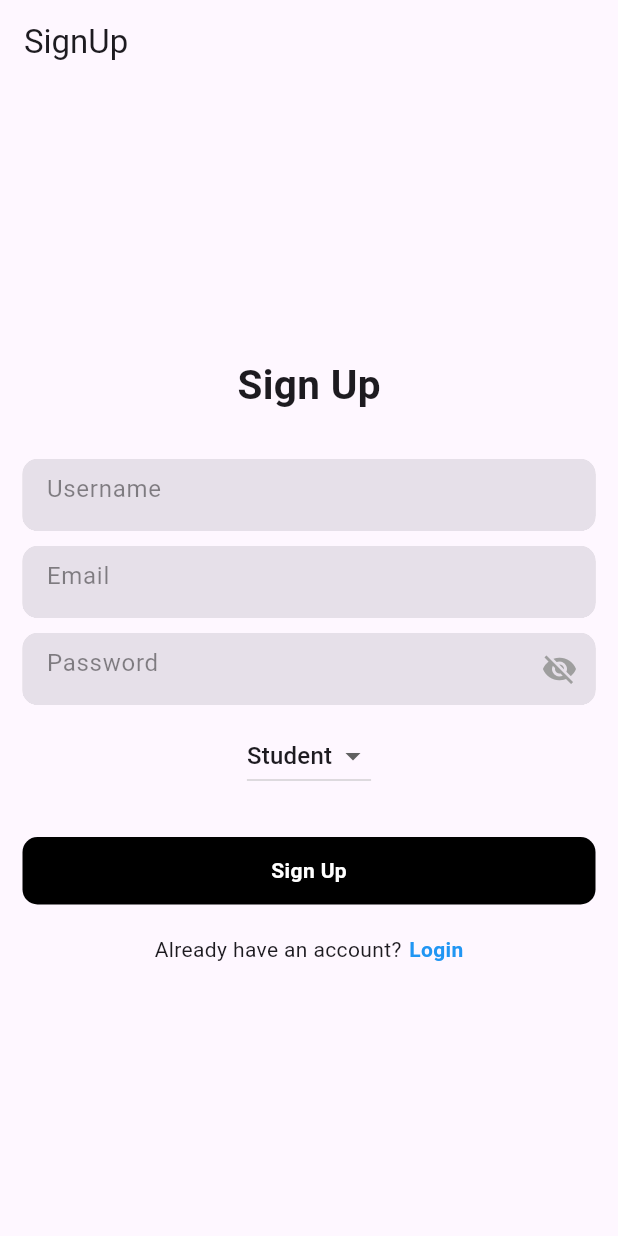
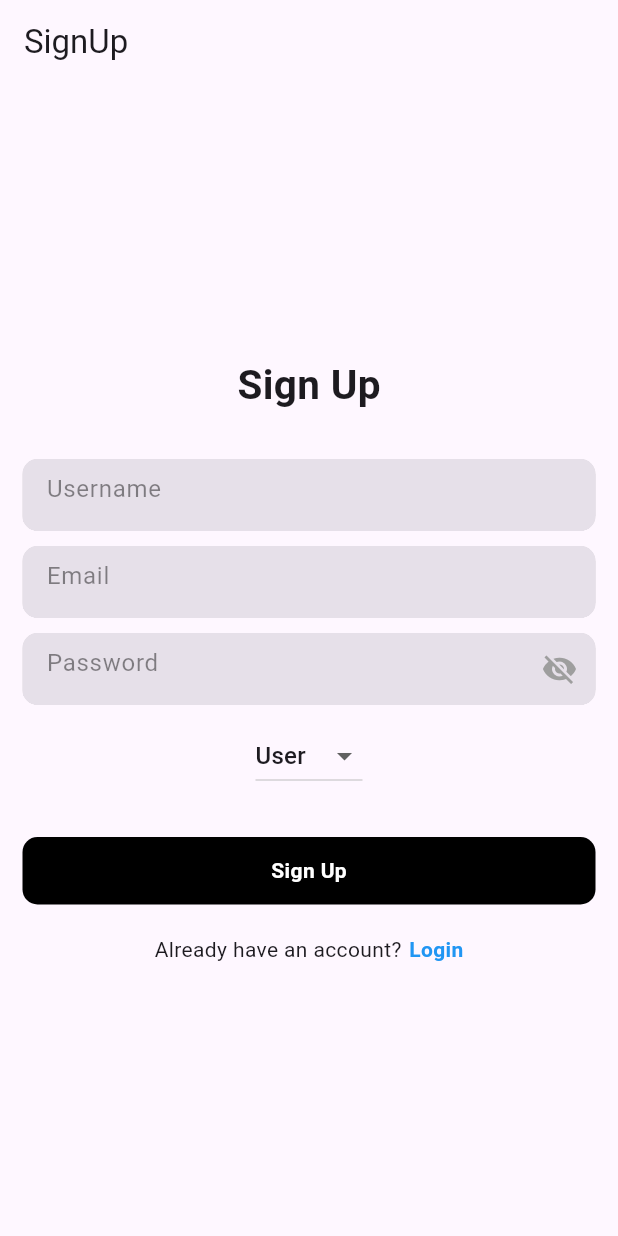
Before and after one commit to siwarbo/mh, a Flutter app: the SignUpPage screen opened by its route, on a phone screen of 412 x 824 dp. Run offline on Flutter 3.47's test engine with Material 3 defaults, Android fonts, the phone set to English and light mode, and no system bars; our stand-ins replace bloc, carousel_slider, cloud_firestore, equatable, firebase_auth, firebase_core and 4 more; accounts and stored records are empty.

Commit message:
completed user and admin login

```diff
--- a/lib/features/user_auth/presentation/pages/login_page.dart
+++ b/lib/features/user_auth/presentation/pages/login_page.dart
@@ -191,10 +191,10 @@ class _LoginPageState extends State<LoginPage> {
       //
       String? role = await _auth.getUserRoleFromFirestore(user.uid);
       if (role != null) {
-        if (role == 'Student') {
+        if (role == 'User') {
           Navigator.pushReplacement(
               context, MaterialPageRoute(builder: (context) => HomeScreen()));
-        } else if (role == 'Teacher') {
+        } else if (role == 'Admin') {
           Navigator.pushReplacement(
               context, MaterialPageRoute(builder: (context) => AdminPage()));
         } else {
--- a/lib/features/user_auth/presentation/pages/sign_up_page.dart
+++ b/lib/features/user_auth/presentation/pages/sign_up_page.dart
@@ -21,7 +21,7 @@ class _SignUpPageState extends State<SignUpPage> {
 
   bool isSigningUp = false;
   //
-  String _selectedRole = "Student";
+  String _selectedRole = "User";
   //
   @override
   void dispose() {
@@ -82,7 +82,7 @@ class _SignUpPageState extends State<SignUpPage> {
                       _selectedRole = newValue!;
                     });
                   },
-                  items: <String>['Student', 'Teacher'].map((String value) {
+                  items: <String>['User', 'Admin'].map((String value) {
                     return DropdownMenuItem<String>(
                       value: value,
                       child: Text(value),
```
